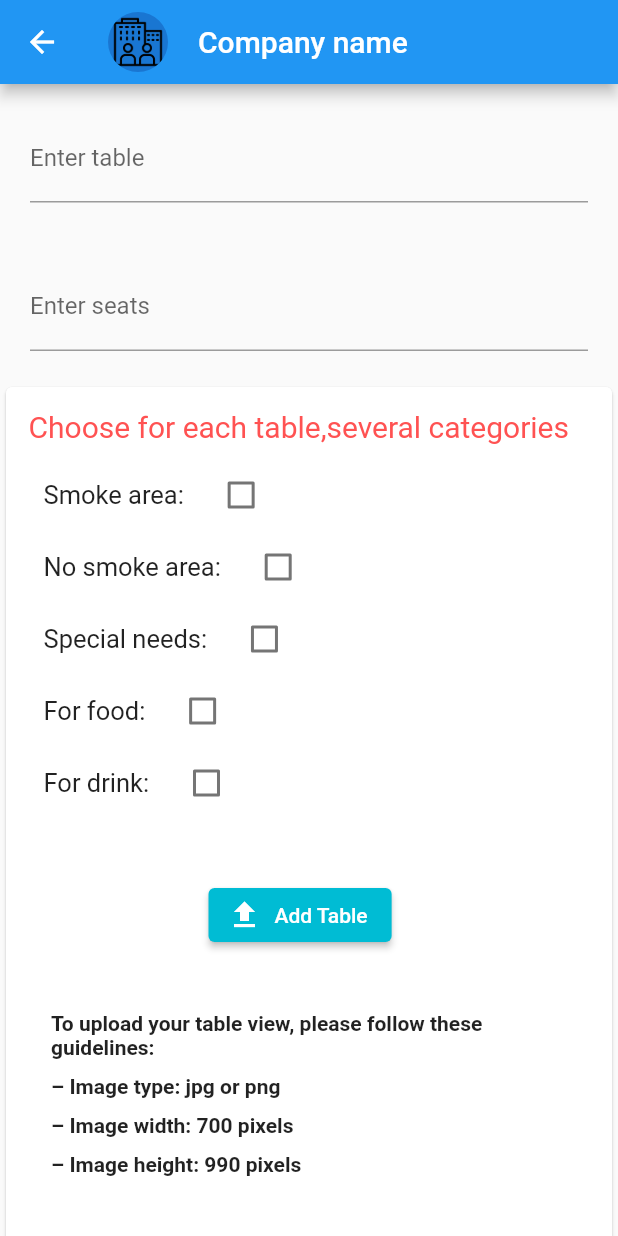
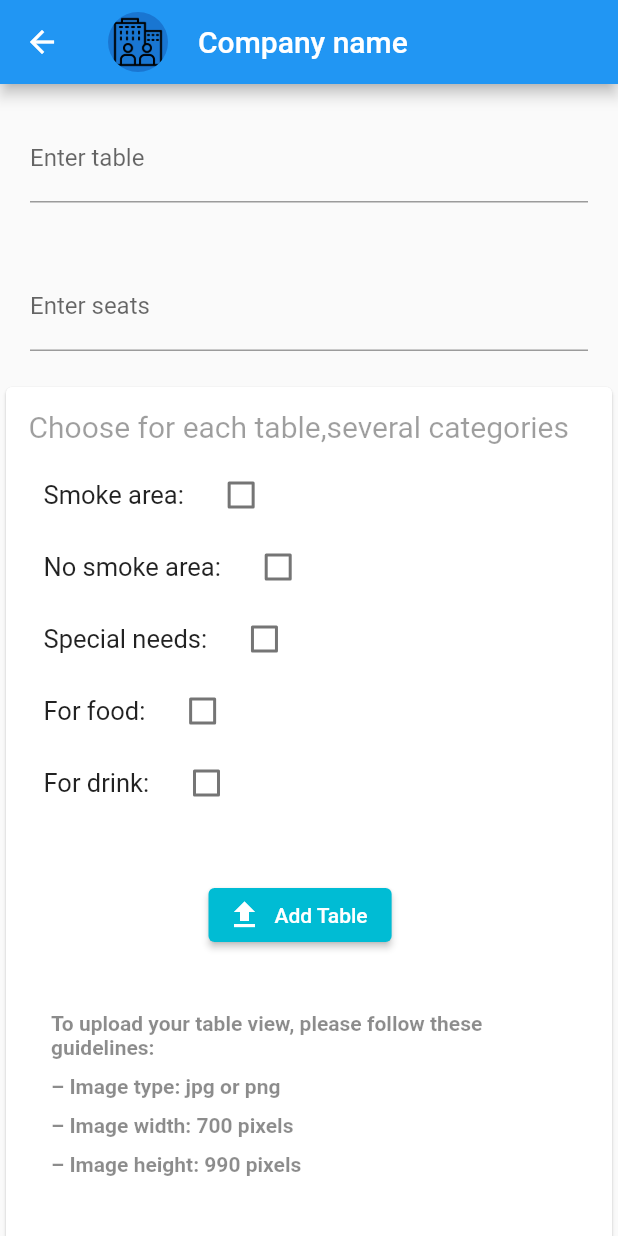
Before and after one commit to Villex-code/Resta, a Flutter app: the AddTable screen opened directly, on a phone screen of 412 x 824 dp. Run offline on Flutter 3.47's test engine with Material 2 defaults, Android fonts, the light colour scheme and no system bars; our stand-ins replace cloud_firestore, firebase_auth, firebase_core, firebase_storage, flutter_rating_bar, google_nav_bar and 5 more; missing offline and left inert: test_app; accounts and stored records are empty; network calls fail; statements that could not run were skipped.

Commit message:
Update addtable.dart

```diff
--- a/lib/Business/addtable.dart
+++ b/lib/Business/addtable.dart
@@ -78,7 +78,7 @@ class _AddTable extends State<AddTable>{
                   Text(
                     'Choose for each table,several categories',
                     style: TextStyle(
-                        color: Colors.redAccent,
+                        color: Colors.black38,
                         fontSize: 20), //TextStyle
                   ), //Text
                   SizedBox(height: 10),
@@ -152,7 +152,7 @@ class _AddTable extends State<AddTable>{
                       ), //SizedBox
                       Text(
                         'For food: ',
-                        style: TextStyle(fontSize: 17.0),
+                        style: TextStyle(fontSize: 17.0,),
                       ), //Text
                       SizedBox(width: 10), //SizedBox
                       /** Checkbox Widget **/
@@ -213,28 +213,28 @@ class _AddTable extends State<AddTable>{
                     padding: const EdgeInsets.fromLTRB(15.0,40.0,0,0),
                     child:Text(
                       'To upload your table view, please follow these guidelines:',
-                        style: TextStyle(fontWeight: FontWeight.bold),
+                        style: TextStyle(fontWeight: FontWeight.bold,color: Colors.black45,),
                     ),
                   ),
                   Padding(
                     padding: const EdgeInsets.fromLTRB(15.0,10.0,0,0),
                     child:Text(
                       '– Image type: jpg or png',
-                      style: TextStyle(fontWeight: FontWeight.bold),
+                      style: TextStyle(fontWeight: FontWeight.bold,color: Colors.black45,),
                     ),
                   ),
                   Padding(
                     padding: const EdgeInsets.fromLTRB(15.0,10.0,0,0),
                     child:Text(
                       '– Image width: 700 pixels',
-                      style: TextStyle(fontWeight: FontWeight.bold),
+                      style: TextStyle(fontWeight: FontWeight.bold,color: Colors.black45,),
                     ),
                   ),
                   Padding(
                     padding: const EdgeInsets.fromLTRB(15.0,10.0,0,0),
                     child:Text(
                       '– Image height: 990 pixels ',
-                      style: TextStyle(fontWeight: FontWeight.bold),
+                      style: TextStyle(fontWeight: FontWeight.bold,color: Colors.black45,),
                     ),
                   ),
                   Padding(
```
